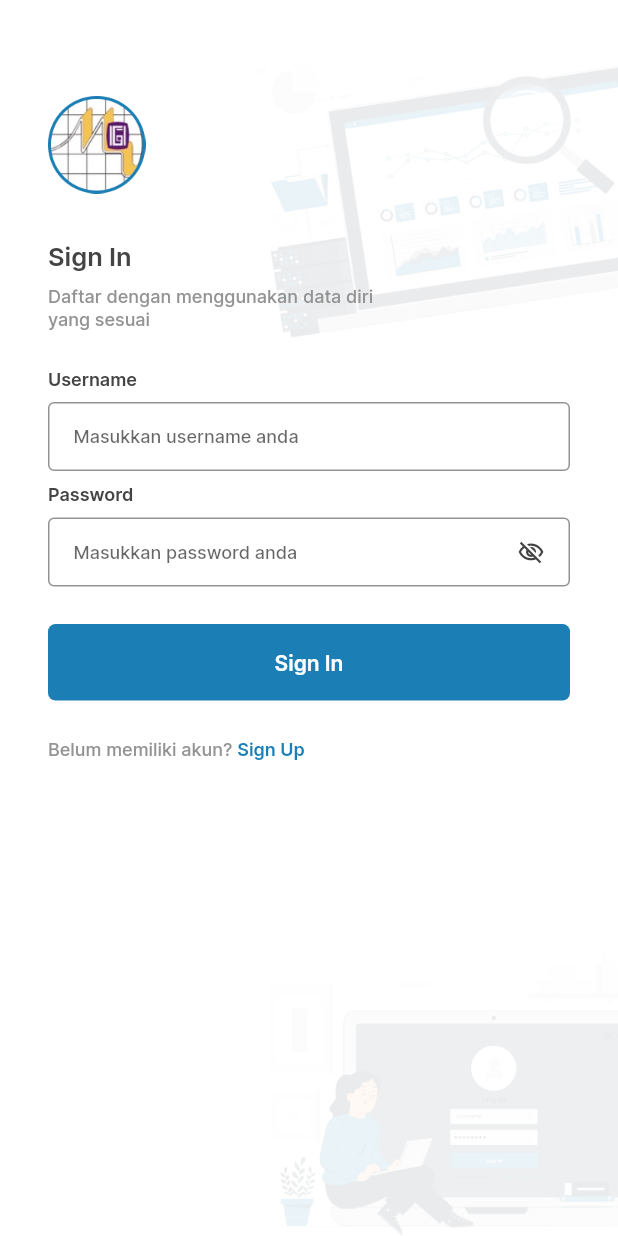
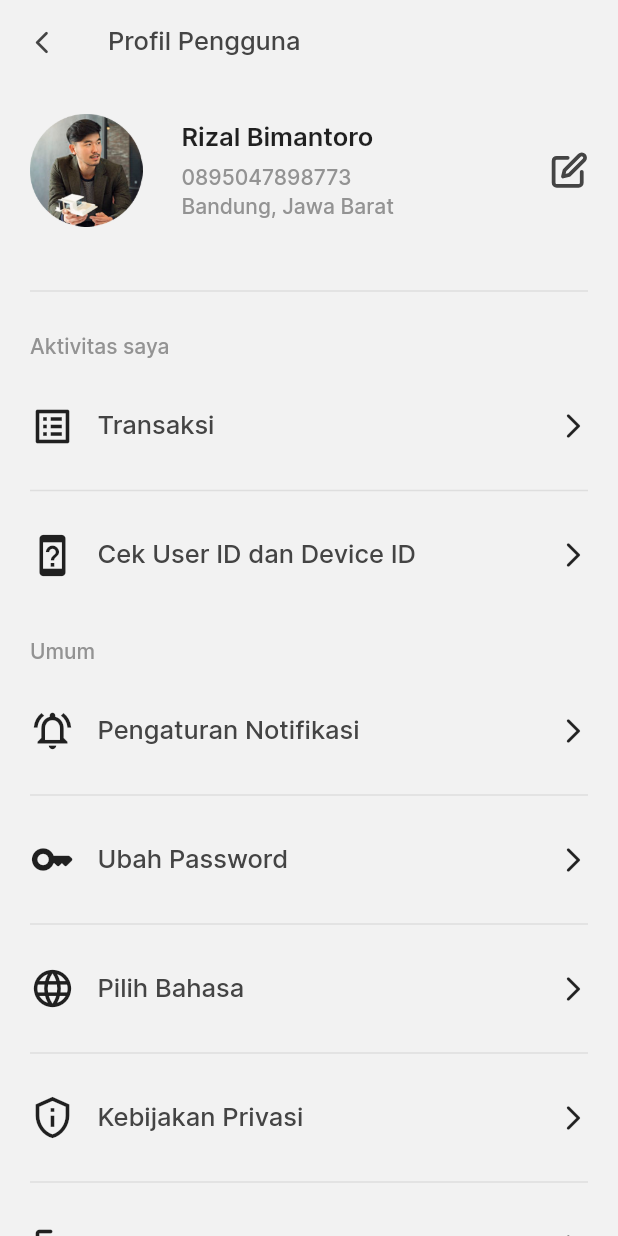
Before and after one commit to Smart-Dashboard-ESD/Mobile_Smart_Dashboard, a Flutter app: the screen it shows after launch, on a phone screen of 412 x 824 dp. Run offline on Flutter 3.47's test engine with Material 2 defaults, Android fonts, the light colour scheme and no system bars; our stand-ins replace dropdown_button2, flutter_svg, get, shared_preferences; missing offline and left inert: d_chart; accounts and stored records are empty.

Commit message:
feat/add account_page

```diff
--- /dev/null
+++ b/lib/pages/account/account_page.dart
@@ -0,0 +1,381 @@
+import 'package:flutter/material.dart';
+import 'package:flutter_svg/flutter_svg.dart';
+import 'package:mobile_smart_dashboard/shared/theme.dart';
+import 'package:get/get.dart';
+
+class AccountPage extends StatelessWidget {
+  const AccountPage({super.key});
+
+  @override
+  Widget build(BuildContext context) {
+    Widget header() {
+      return AppBar(
+        backgroundColor: AppColorPrimay.background,
+        elevation: 0,
+        automaticallyImplyLeading: false,
+        leading: GestureDetector(
+          onTap: () {
+            Get.back();
+          },
+          child: const Icon(
+            Icons.arrow_back_ios_new_rounded,
+            color: AppColorText.primary,
+            size: 18,
+          ),
+        ),
+        title: Text(
+          'Profil Pengguna',
+          style: AppText.textLarge.copyWith(
+              fontWeight: AppText.medium, color: AppColorText.primary),
+        ),
+      );
+    }
+
+    Widget profile() {
+      return Container(
+        margin: EdgeInsets.only(
+          left: defaultMargin,
+          right: defaultMargin,
+          top: defaultMargin,
+        ),
+        child: Row(
+          children: [
+            Image.asset(
+              'assets/bitmap/profile_icon.png',
+              width: 75,
+              height: 75,
+            ),
+            const SizedBox(
+              width: 26,
+            ),
+            Expanded(
+              child: Column(
+                crossAxisAlignment: CrossAxisAlignment.start,
+                children: [
+                  Text(
+                    'Rizal Bimantoro',
+                    style: AppText.textLarge.copyWith(
+                      fontWeight: AppText.semiBold,
+                    ),
+                  ),
+                  const SizedBox(
+                    height: 7,
+                  ),
+                  Text('0895047898773',
+                      style: AppText.textBase.copyWith(
+                        fontWeight: AppText.medium,
+                        color: AppColorText.secondary,
+                      )),
+                  const SizedBox(
+                    height: 2,
+                  ),
+                  Text('Bandung, Jawa Barat',
+                      style: AppText.textBase.copyWith(
+                        fontWeight: AppText.medium,
+                        color: AppColorText.secondary,
+                      ))
+                ],
+              ),
+            ),
+            SvgPicture.asset(
+              'assets/vector/edit_ic.svg',
+              width: 25,
+            ),
+          ],
+        ),
+      );
+    }
+
+    Widget divider() {
+      return Container(
+        margin:
+            EdgeInsets.only(left: defaultMargin, right: defaultMargin, top: 35),
+        child: const Divider(
+          color: AppColorGreyscale.lightActive,
+          thickness: 1,
+        ),
+      );
+    }
+
+    Widget activity() {
+      return Container(
+        margin:
+            EdgeInsets.only(left: defaultMargin, right: defaultMargin, top: 20),
+        child: Column(
+          crossAxisAlignment: CrossAxisAlignment.start,
+          children: [
+            Text(
+              'Aktivitas saya',
+              style: AppText.textBase.copyWith(
+                fontWeight: AppText.medium,
+                color: AppColorText.secondary,
+              ),
+            ),
+            const SizedBox(
+              height: 30,
+            ),
+            Row(
+              children: [
+                const Icon(
+                  Icons.list_alt_outlined,
+                  size: 30,
+                ),
+                const SizedBox(
+                  width: 15,
+                ),
+                Expanded(
+                  child: Text(
+                    'Transaksi',
+                    style: AppText.textLarge.copyWith(
+                      fontWeight: AppText.medium,
+                      color: AppColorText.primary,
+                    ),
+                  ),
+                ),
+                const Icon(
+                  Icons.arrow_forward_ios_rounded,
+                  size: 20,
+                )
+              ],
+            ),
+            const SizedBox(
+              height: 20,
+            ),
+            const Divider(
+              color: AppColorGreyscale.lightActive,
+              thickness: 1,
+            ),
+            const SizedBox(
+              height: 20,
+            ),
+            Row(
+              children: [
+                const Icon(
+                  Icons.device_unknown_outlined,
+                  size: 30,
+                ),
+                const SizedBox(
+                  width: 15,
+                ),
+                Expanded(
+                  child: Text(
+                    'Cek User ID dan Device ID',
+                    style: AppText.textLarge.copyWith(
+                      fontWeight: AppText.medium,
+                      color: AppColorText.primary,
+                    ),
+                  ),
+                ),
+                const Icon(
+                  Icons.arrow_forward_ios_rounded,
+                  size: 20,
+                )
+              ],
+            ),
+          ],
+        ),
+      );
+    }
+
+    Widget general() {
+      return Container(
+        margin:
+            EdgeInsets.only(left: defaultMargin, right: defaultMargin, top: 40),
+        child: Column(
+          crossAxisAlignment: CrossAxisAlignment.start,
+          children: [
+            Text(
+              'Umum',
+              style: AppText.textBase.copyWith(
+                fontWeight: AppText.medium,
+                color: AppColorText.secondary,
+              ),
+            ),
+            const SizedBox(
+              height: 30,
+            ),
+            Row(
+              children: [
+                const Icon(
+                  Icons.notifications_active_outlined,
+                  size: 30,
+                ),
+                const SizedBox(
+                  width: 15,
+                ),
+                Expanded(
+                  child: Text(
+                    'Pengaturan Notifikasi',
+                    style: AppText.textLarge.copyWith(
+                      fontWeight: AppText.medium,
+                      color: AppColorText.primary,
+                    ),
+                  ),
+                ),
+                const Icon(
+                  Icons.arrow_forward_ios_rounded,
+                  size: 20,
+                )
+              ],
+            ),
+            const SizedBox(
+              height: 20,
+            ),
+            const Divider(
+              color: AppColorGreyscale.lightActive,
+              thickness: 1,
+            ),
+            const SizedBox(
+              height: 20,
+            ),
+            Row(
+              children: [
+                const Icon(
+                  Icons.key_rounded,
+                  size: 30,
+                ),
+                const SizedBox(
+                  width: 15,
+                ),
+                Expanded(
+                  child: Text(
+                    'Ubah Password',
+                    style: AppText.textLarge.copyWith(
+                      fontWeight: AppText.medium,
+                      color: AppColorText.primary,
+                    ),
+                  ),
+                ),
+                const Icon(
+                  Icons.arrow_forward_ios_rounded,
+                  size: 20,
+                )
+              ],
+            ),
+            const SizedBox(
+              height: 20,
+            ),
+            const Divider(
+              color: AppColorGreyscale.lightActive,
+              thickness: 1,
+            ),
+            const SizedBox(
+              height: 20,
+            ),
+            Row(
+              children: [
+                const Icon(
+                  Icons.language,
+                  size: 30,
+                ),
+                const SizedBox(
+                  width: 15,
+                ),
+                Expanded(
+                  child: Text(
+                    'Pilih Bahasa',
+                    style: AppText.textLarge.copyWith(
+                      fontWeight: AppText.medium,
+                      color: AppColorText.primary,
+                    ),
+                  ),
+                ),
+                const Icon(
+                  Icons.arrow_forward_ios_rounded,
+                  size: 20,
+                )
+              ],
+            ),
+            const SizedBox(
+              height: 20,
+            ),
+            const Divider(
+              color: AppColorGreyscale.lightActive,
+              thickness: 1,
+            ),
+            const SizedBox(
+              height: 20,
+            ),
+            Row(
+              children: [
+                const Icon(
+                  Icons.privacy_tip_outlined,
+                  size: 30,
+                ),
+                const SizedBox(
+                  width: 15,
+                ),
+                Expanded(
+                  child: Text(
+                    'Kebijakan Privasi',
+                    style: AppText.textLarge.copyWith(
+                      fontWeight: AppText.medium,
+                      color: AppColorText.primary,
+                    ),
+                  ),
+                ),
+                const Icon(
+                  Icons.arrow_forward_ios_rounded,
+                  size: 20,
+                )
+              ],
+            ),
+            const SizedBox(
+              height: 20,
+            ),
+            const Divider(
+              color: AppColorGreyscale.lightActive,
+              thickness: 1,
+            ),
+            const SizedBox(
+              height: 20,
+            ),
+            Row(
+              children: [
+                const Icon(
+                  Icons.logout_rounded,
+                  size: 30,
+                ),
+                const SizedBox(
+                  width: 15,
+                ),
+                Expanded(
+                  child: Text(
+                    'Log Out',
+                    style: AppText.textLarge.copyWith(
+                      fontWeight: AppText.medium,
+                      color: AppColorText.primary,
+                    ),
+                  ),
+                ),
+                const Icon(
+                  Icons.arrow_forward_ios_rounded,
+                  size: 20,
+                )
+              ],
+            ),
+          ],
+        ),
+      );
+    }
+
+    return Scaffold(
+      backgroundColor: AppColorPrimay.background,
+      body: SingleChildScrollView(
+        child: SafeArea(
+            top: true,
+            bottom: false,
+            child: Column(
+              crossAxisAlignment: CrossAxisAlignment.start,
+              children: [
+                header(),
+                profile(),
+                divider(),
+                activity(),
+                general(),
+              ],
+            )),
+      ),
+    );
+  }
+}
--- a/lib/pages/home_page/home_page.dart
+++ b/lib/pages/home_page/home_page.dart
@@ -4,6 +4,7 @@ import 'package:flutter/material.dart';
 import 'package:mobile_smart_dashboard/controllers/userC.dart';
 import 'package:mobile_smart_dashboard/models/user_model.dart';
 import 'package:mobile_smart_dashboard/providers/auth_provider.dart';
+import 'package:mobile_smart_dashboard/routes/app_page.dart';
 import 'package:mobile_smart_dashboard/shared/theme.dart';
 import 'package:provider/provider.dart';
 import 'package:get/get.dart';
@@ -50,10 +51,15 @@ class _HomePageState extends State<HomePage> {
         ),
         child: Row(
           children: [
-            Image.asset(
-              'assets/bitmap/profile_icon.png',
-              height: 45,
-              width: 45,
+            GestureDetector(
+              onTap: () {
+                Get.toNamed(Routes.account);
+              },
+              child: Image.asset(
+                'assets/bitmap/profile_icon.png',
+                height: 45,
+                width: 45,
+              ),
             ),
             const SizedBox(
               width: 15,
--- a/lib/routes/app_page.dart
+++ b/lib/routes/app_page.dart
@@ -13,4 +13,5 @@ abstract class Routes {
   static const String formpengaduan = '/formpengaduan';
   static const String pembayaran = '/pembayaran';
   static const String main = '/main';
+  static const String account = '/account';
 }
--- a/lib/routes/app_routes.dart
+++ b/lib/routes/app_routes.dart
@@ -1,3 +1,4 @@
+import 'package:mobile_smart_dashboard/pages/account/account_page.dart';
 import 'package:mobile_smart_dashboard/pages/alamat/alamat_page.dart';
 import 'package:mobile_smart_dashboard/pages/data_diri/data_diri_page.dart';
 import 'package:mobile_smart_dashboard/pages/main_page/main_page.dart';
@@ -16,7 +17,7 @@ import 'package:mobile_smart_dashboard/routes/app_page.dart';
 import "package:get/get.dart";
 
 class AppPages {
-  static const initial = Routes.signin;
+  static const initial = Routes.account;
 
   static final routes = [
     GetPage(
@@ -40,5 +41,6 @@ class AppPages {
     GetPage(name: Routes.formpengaduan, page: () => const FormPengaduanPage()),
     GetPage(name: Routes.pembayaran, page: () => const PembayaranPage()),
     GetPage(name: Routes.main, page: () => const MainPage()),
+    GetPage(name: Routes.account, page: () => const AccountPage()),
   ];
 }
```
Also changed, not shown: assets/vector/edit_ic.svg (added).
